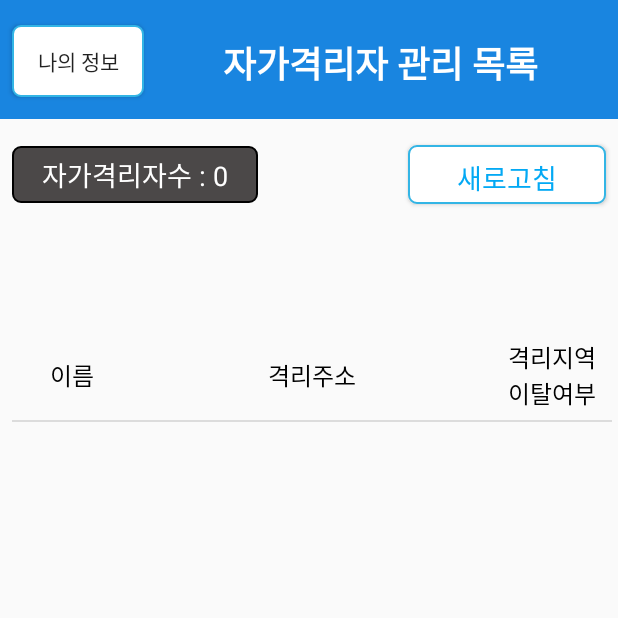
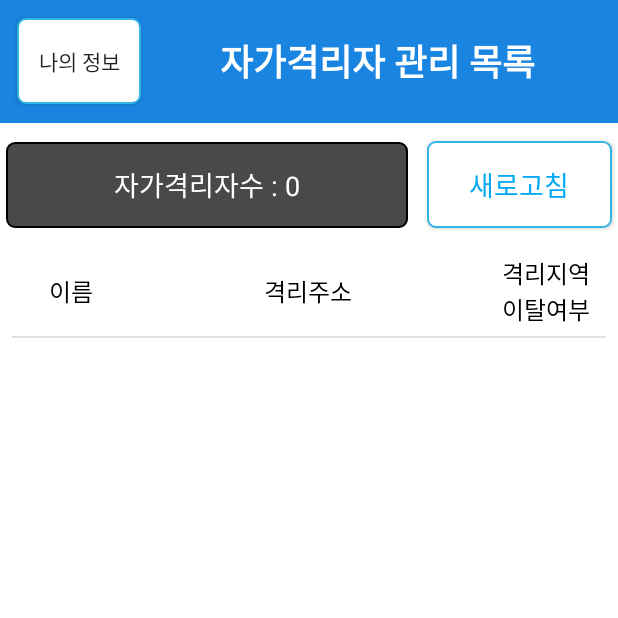
Before and after one commit to daegweon/corona_administrator, an Android app: the ManagingActivity screen opened directly, with no data from a screen before it, on a phone screen of 412 x 824 dp, the top half of it. Run offline under Robolectric (Android 15) with nearby library versions, the phone set to English and light mode, and no system bars.

Commit message:
made view scalable for different resolutions

```diff
--- a/app/src/main/res/layout/activity_managing.xml
+++ b/app/src/main/res/layout/activity_managing.xml
@@ -1,123 +1,154 @@
 <?xml version="1.0" encoding="utf-8"?>
-<androidx.constraintlayout.widget.ConstraintLayout xmlns:android="http://schemas.android.com/apk/res/android"
+<LinearLayout xmlns:android="http://schemas.android.com/apk/res/android"
     xmlns:app="http://schemas.android.com/apk/res-auto"
     xmlns:tools="http://schemas.android.com/tools"
     android:layout_width="match_parent"
     android:layout_height="match_parent"
+    android:orientation="vertical"
+    android:weightSum="10"
     tools:context=".ManagingActivity">
+
+    <LinearLayout
+        android:layout_width="match_parent"
+        android:layout_weight="1"
+        android:layout_height="0dp"
+        android:orientation="horizontal"
+        android:background="#1985E0">
+        <androidx.constraintlayout.widget.ConstraintLayout
+            android:layout_width="match_parent"
+            android:layout_height="match_parent">
+
+            <Button
+                android:id="@+id/myinform_btn"
+                android:layout_width="0dp"
+                android:layout_height="0dp"
+                android:layout_marginLeft="8dp"
+                android:background="@drawable/button_background"
+                android:text="@string/activity_managing_myinfo"
+                app:layout_constraintBottom_toBottomOf="parent"
+                app:layout_constraintEnd_toStartOf="@+id/app_title"
+                app:layout_constraintHeight_default="percent"
+                app:layout_constraintHeight_percent="0.7"
+                app:layout_constraintHorizontal_bias="0.195"
+                app:layout_constraintStart_toStartOf="parent"
+                app:layout_constraintTop_toTopOf="parent"
+                app:layout_constraintVertical_bias="0.48"
+                app:layout_constraintWidth_default="percent"
+                app:layout_constraintWidth_percent="0.2" />
+
+            <TextView
+                android:id="@+id/app_title"
+                android:layout_width="0dp"
+                android:layout_height="0dp"
+                android:layout_marginEnd="16dp"
+                android:layout_marginRight="16dp"
+                android:gravity="center"
+                android:text="@string/activity_managing_list"
+                android:textColor="#FFFFFF"
+                android:textSize="24sp"
+                android:textStyle="bold"
+                app:layout_constraintBottom_toBottomOf="parent"
+                app:layout_constraintEnd_toEndOf="parent"
+                app:layout_constraintHeight_default="percent"
+                app:layout_constraintHeight_percent="0.7"
+                app:layout_constraintTop_toTopOf="parent"
+                app:layout_constraintWidth_default="percent"
+                app:layout_constraintWidth_percent="0.7" />
+        </androidx.constraintlayout.widget.ConstraintLayout>
+    </LinearLayout>
+
+    <LinearLayout
+        android:layout_width="match_parent"
+        android:layout_height="0dp"
+        android:layout_weight="1"
+        android:background="#FFFFFF"
+        android:orientation="horizontal">
+
+        <androidx.constraintlayout.widget.ConstraintLayout
+            android:layout_width="match_parent"
+            android:layout_height="match_parent">
+
+            <TextView
+                android:id="@+id/num_of_isolated"
+                android:layout_width="0dp"
+                android:layout_height="0dp"
+                android:layout_marginStart="4dp"
+                android:layout_marginLeft="4dp"
+                android:background="@drawable/rounded_corner"
+                android:gravity="center"
+                android:paddingLeft="40dp"
+                android:paddingTop="8dp"
+                android:paddingRight="40dp"
+                android:paddingBottom="8dp"
+                android:text="@string/activity_managing_numpeople"
+                android:textColor="#FFFFFF"
+                android:textSize="18sp"
+                app:layout_constraintBottom_toBottomOf="parent"
+                app:layout_constraintStart_toStartOf="parent"
+                app:layout_constraintTop_toTopOf="parent"
+                app:layout_constraintVertical_bias="0.515"
+                app:layout_constraintHeight_default="percent"
+                app:layout_constraintHeight_percent="0.7"
+                app:layout_constraintWidth_default="percent"
+                app:layout_constraintWidth_percent="0.65"
+                />
 
             <Button
                 android:id="@+id/refresh_btn"
-        android:layout_width="132dp"
-        android:layout_height="39dp"
-        android:layout_marginStart="8dp"
-        android:layout_marginLeft="8dp"
-        android:layout_marginTop="8dp"
-        android:layout_marginEnd="8dp"
+                android:layout_width="0dp"
+                android:layout_height="0dp"
+                android:layout_marginStart="76dp"
+                android:layout_marginLeft="30dp"
+                android:layout_marginEnd="4dp"
                 android:layout_marginRight="8dp"
-        android:layout_marginBottom="8dp"
                 android:background="@drawable/button_background"
                 android:text="@string/activity_managing_refresh"
                 android:textColor="#03A9F4"
                 android:textSize="18sp"
                 app:layout_constraintBottom_toBottomOf="parent"
                 app:layout_constraintEnd_toEndOf="parent"
+                app:layout_constraintHeight_default="percent"
+                app:layout_constraintHeight_percent="0.7"
                 app:layout_constraintHorizontal_bias="1.0"
-        app:layout_constraintStart_toStartOf="parent"
+                app:layout_constraintStart_toEndOf="@+id/num_of_isolated"
                 app:layout_constraintTop_toTopOf="parent"
-        app:layout_constraintVertical_bias="0.115" />
+                app:layout_constraintWidth_default="percent"
+                app:layout_constraintWidth_percent="0.3" />
+        </androidx.constraintlayout.widget.ConstraintLayout>
 
-    <Button
-        android:id="@+id/myinform_btn"
-        android:layout_width="wrap_content"
-        android:layout_height="wrap_content"
-        android:layout_marginStart="8dp"
-        android:layout_marginLeft="8dp"
-        android:layout_marginTop="8dp"
-        android:layout_marginEnd="8dp"
-        android:layout_marginRight="8dp"
-        android:layout_marginBottom="8dp"
-        android:background="@drawable/button_background"
-        android:text="@string/activity_managing_myinfo"
-        app:layout_constraintBottom_toBottomOf="parent"
-        app:layout_constraintEnd_toEndOf="parent"
-        app:layout_constraintHorizontal_bias="0.0"
-        app:layout_constraintStart_toStartOf="parent"
-        app:layout_constraintTop_toTopOf="parent"
-        app:layout_constraintVertical_bias="0.011" />
 
-    <TextView
-        android:id="@+id/num_of_isolated"
-        android:layout_width="164dp"
-        android:layout_height="38dp"
-        android:layout_marginStart="8dp"
-        android:layout_marginLeft="8dp"
-        android:layout_marginTop="8dp"
-        android:layout_marginEnd="8dp"
-        android:layout_marginRight="8dp"
-        android:layout_marginBottom="8dp"
-        android:background="@drawable/rounded_corner"
-        android:gravity="center"
-        android:text="@string/activity_managing_numpeople"
-        android:textColor="#FFFFFF"
-        android:textSize="18sp"
-        app:layout_constraintBottom_toBottomOf="parent"
-        app:layout_constraintEnd_toStartOf="@+id/refresh_btn"
-        app:layout_constraintHorizontal_bias="0.0"
-        app:layout_constraintStart_toStartOf="parent"
-        app:layout_constraintTop_toTopOf="parent"
-        app:layout_constraintVertical_bias="0.116" />
+    </LinearLayout>
 
+
+    <!--
     <androidx.appcompat.widget.Toolbar
         android:id="@+id/toolbar"
-        android:layout_width="412dp"
+        android:layout_width="match_parent"
         android:layout_height="79dp"
-        android:layout_marginStart="8dp"
-        android:layout_marginLeft="8dp"
         android:layout_marginBottom="8dp"
         android:background="#1985E0"
         android:minHeight="?attr/actionBarSize"
-        android:theme="?attr/actionBarTheme"
-        app:layout_constraintBottom_toBottomOf="parent"
-        app:layout_constraintEnd_toEndOf="parent"
-        app:layout_constraintHorizontal_bias="1.0"
-        app:layout_constraintStart_toStartOf="parent"
-        app:layout_constraintTop_toTopOf="parent"
-        app:layout_constraintVertical_bias="0.0" />
+        android:theme="?attr/actionBarTheme" />
+    -->
 
-    <TextView
-        android:id="@+id/app_title"
-        android:layout_width="235dp"
-        android:layout_height="43dp"
-        android:layout_marginStart="40dp"
-        android:layout_marginLeft="40dp"
-        android:layout_marginTop="8dp"
-        android:layout_marginBottom="8dp"
-        android:gravity="center"
-        android:text="@string/activity_managing_list"
-        android:textColor="#FFFFFF"
-        android:textSize="24sp"
-        android:textStyle="bold"
-        app:layout_constraintBottom_toBottomOf="parent"
-        app:layout_constraintStart_toEndOf="@+id/myinform_btn"
-        app:layout_constraintTop_toTopOf="parent"
-        app:layout_constraintVertical_bias="0.017" />
+    <LinearLayout
+        android:layout_width="match_parent"
+        android:layout_height="0dp"
+        android:layout_weight="8"
+        android:background="#FFFFFF"
+        android:orientation="horizontal">
 
         <ListView
             android:id="@+id/listview1"
-        android:layout_width="400dp"
-        android:layout_height="595dp"
+            android:layout_width="match_parent"
+            android:layout_height="match_parent"
             android:layout_marginStart="8dp"
             android:layout_marginLeft="8dp"
-        android:layout_marginTop="8dp"
             android:layout_marginEnd="8dp"
             android:layout_marginRight="8dp"
             android:layout_marginBottom="4dp"
-        android:headerDividersEnabled="true"
-        app:layout_constraintBottom_toBottomOf="parent"
-        app:layout_constraintEnd_toEndOf="parent"
-        app:layout_constraintHorizontal_bias="0.0"
-        app:layout_constraintStart_toStartOf="parent"
-        app:layout_constraintTop_toTopOf="@+id/toolbar"
-        app:layout_constraintVertical_bias="0.978" />
-</androidx.constraintlayout.widget.ConstraintLayout>
+            android:headerDividersEnabled="true" />
+
+    </LinearLayout>
+
+</LinearLayout>
```
Lines whose indentation alone changed are shown as unchanged.
